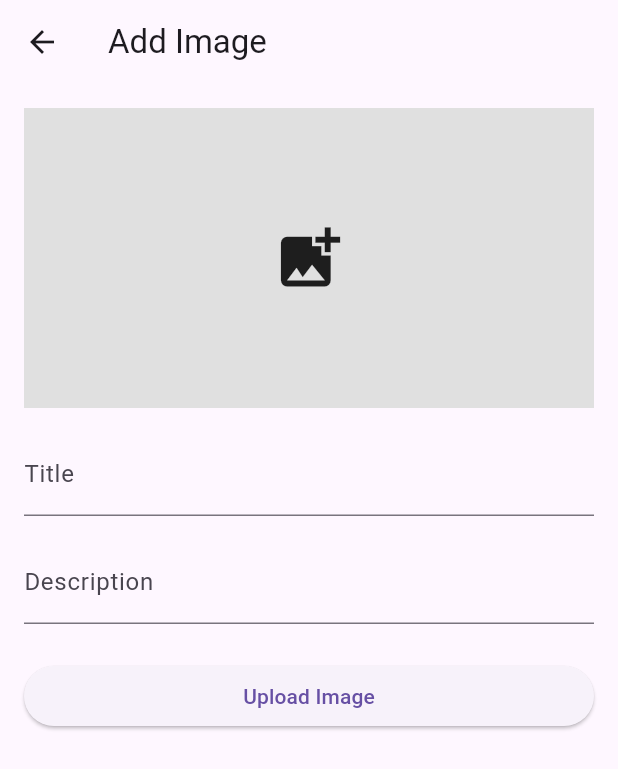
After one commit to MikoMirror/Online_Gallery, a Flutter app: the AddImageScreen screen opened directly, after a tap on "Upload Image", on a phone screen of 412 x 824 dp. The commit adds this screen. Shown: the top 769 px of the screen. Run offline on Flutter 3.47's test engine with Material 3 defaults, Android fonts, the phone set to English and light mode, and no system bars; our stand-ins replace cloud_firestore, equatable, firebase_auth, firebase_core, firebase_storage, flutter_bloc and 1 more; accounts and stored records are empty; generated files the repository leaves out were written again.

Commit message:
Added function to add images to Firebase storage and added users nicknames

```diff
--- a/lib/blocs/auth_event.dart
+++ b/lib/blocs/auth_event.dart
@@ -20,11 +20,12 @@ class SignInRequested extends AuthEvent {
 class SignUpRequested extends AuthEvent {
   final String email;
   final String password;
+  final String nickname;
 
-  const SignUpRequested(this.email, this.password);
+  const SignUpRequested(this.email, this.password, this.nickname);
 
   @override
-  List<Object> get props => [email, password];
+  List<Object> get props => [email, password, nickname];
 }
 
 class SignOutRequested extends AuthEvent {}
--- a/lib/blocs/auth_state.dart
+++ b/lib/blocs/auth_state.dart
@@ -1,4 +1,5 @@
 import 'package:equatable/equatable.dart';
+import '../models/user.dart' as app_models;
 
 abstract class AuthState extends Equatable {
   const AuthState();
@@ -11,7 +12,14 @@ class AuthInitial extends AuthState {}
 
 class AuthLoading extends AuthState {}
 
-class Authenticated extends AuthState {}
+class Authenticated extends AuthState {
+  final app_models.AppUser user;
+
+  const Authenticated(this.user);
+
+  @override
+  List<Object> get props => [user];
+}
 
 class Unauthenticated extends AuthState {}
 
--- /dev/null
+++ b/lib/models/user.dart
@@ -0,0 +1,7 @@
+class AppUser {
+  final String uid;
+  final String email;
+  final String? nickname;
+
+  AppUser({required this.uid, required this.email, this.nickname});
+}
--- /dev/null
+++ b/lib/screens/add_image_screen.dart
@@ -0,0 +1,130 @@
+import 'package:flutter/material.dart';
+import 'package:image_picker/image_picker.dart';
+import 'dart:io';
+import 'package:firebase_storage/firebase_storage.dart';
+import 'package:cloud_firestore/cloud_firestore.dart';
+import 'package:firebase_auth/firebase_auth.dart';
+
+class AddImageScreen extends StatefulWidget {
+  const AddImageScreen({Key? key}) : super(key: key);
+
+  @override
+  _AddImageScreenState createState() => _AddImageScreenState();
+}
+
+class _AddImageScreenState extends State<AddImageScreen> {
+  File? _image;
+  final picker = ImagePicker();
+  final _titleController = TextEditingController();
+  final _descriptionController = TextEditingController();
+
+  Future<void> _pickImage() async {
+    final pickedFile = await picker.pickImage(source: ImageSource.gallery);
+
+    if (pickedFile != null) {
+      setState(() {
+        _image = File(pickedFile.path);
+      });
+    }
+  }
+
+  Future<void> uploadImage() async {
+    if (_image == null) return;
+
+    final user = FirebaseAuth.instance.currentUser;
+    if (user == null) return;
+
+    try {
+      // Upload image to Firebase Storage
+      final ref = FirebaseStorage.instance
+          .ref()
+          .child('user_images')
+          .child('${user.uid}_${DateTime.now().toString()}.jpg');
+      await ref.putFile(_image!);
+      final url = await ref.getDownloadURL();
+
+      // Save image info to Firestore
+      await FirebaseFirestore.instance.collection('images').add({
+        'userId': user.uid,
+        'imageUrl': url,
+        'title': _titleController.text,
+        'description': _descriptionController.text,
+        'timestamp': FieldValue.serverTimestamp(),
+      });
+
+      // Clear form and show success message
+      _titleController.clear();
+      _descriptionController.clear();
+      setState(() {
+        _image = null;
+      });
+      ScaffoldMessenger.of(context).showSnackBar(
+        SnackBar(content: Text('Image uploaded successfully')),
+      );
+    } catch (e) {
+      print(e);
+      ScaffoldMessenger.of(context).showSnackBar(
+        SnackBar(content: Text('Failed to upload image')),
+      );
+    }
+  }
+
+  @override
+  Widget build(BuildContext context) {
+    return Scaffold(
+      appBar: AppBar(
+        title: Text('Add Image'),
+      ),
+      body: SingleChildScrollView(
+        padding: EdgeInsets.all(16.0),
+        child: Form(
+          child: Column(
+            crossAxisAlignment: CrossAxisAlignment.stretch,
+            children: [
+              GestureDetector(
+                onTap: _pickImage,
+                child: Container(
+                  height: 200,
+                  color: Colors.grey[300],
+                  child: _image == null
+                      ? Icon(Icons.add_photo_alternate, size: 50)
+                      : Center(
+                          child: ClipRRect(
+                            borderRadius: BorderRadius.circular(8),
+                            child: Image.file(
+                              _image!,
+                              fit: BoxFit.contain,
+                            ),
+                          ),
+                        ),
+                ),
+              ),
+              SizedBox(height: 16),
+              TextFormField(
+                controller: _titleController,
+                decoration: InputDecoration(labelText: 'Title'),
+              ),
+              SizedBox(height: 16),
+              TextFormField(
+                controller: _descriptionController,
+                decoration: InputDecoration(labelText: 'Description'),
+              ),
+              SizedBox(height: 24),
+              ElevatedButton(
+                onPressed: uploadImage,
+                child: Text('Upload Image'),
+              ),
+            ],
+          ),
+        ),
+      ),
+    );
+  }
+
+  @override
+  void dispose() {
+    _titleController.dispose();
+    _descriptionController.dispose();
+    super.dispose();
+  }
+}
--- a/lib/widgets/custom_button.dart
+++ b/lib/widgets/custom_button.dart
@@ -2,12 +2,12 @@ import 'package:flutter/material.dart';
 
 class CustomButton extends StatelessWidget {
   final String text;
-  final VoidCallback onPressed;
+  final VoidCallback? onPressed;
 
   const CustomButton({
     Key? key,
     required this.text,
-    required this.onPressed,
+    this.onPressed,
   }) : super(key: key);
 
   @override
--- a/lib/widgets/custom_text_field.dart
+++ b/lib/widgets/custom_text_field.dart
@@ -4,12 +4,16 @@ class CustomTextField extends StatelessWidget {
   final String hintText;
   final bool obscureText;
   final TextEditingController controller;
+  final String? errorText;
+  final Function(String)? onChanged;
 
   const CustomTextField({
     Key? key,
     required this.hintText,
     this.obscureText = false,
     required this.controller,
+    this.errorText,
+    this.onChanged,
   }) : super(key: key);
 
   @override
@@ -17,8 +21,10 @@ class CustomTextField extends StatelessWidget {
     return TextField(
       controller: controller,
       obscureText: obscureText,
+      onChanged: onChanged,
       decoration: InputDecoration(
         hintText: hintText,
+        errorText: errorText,
         border: OutlineInputBorder(
           borderRadius: BorderRadius.circular(10),
         ),
--- a/pubspec.yaml
+++ b/pubspec.yaml
@@ -16,6 +16,9 @@ dependencies:
   firebase_auth: ^5.1.4
   flutter_bloc: ^8.1.6
   equatable: ^2.0.5
+  image_picker: ^1.1.2
+  cloud_firestore: ^5.2.1
+  firebase_storage: ^12.1.3
 
 dev_dependencies:
   flutter_test:
```
Also changed, not shown: lib/blocs/auth_bloc.dart (+31 -4 lines), lib/screens/login_screen.dart (+6 -2 lines), lib/screens/main_screen.dart (added, +236 -0 lines), lib/screens/register_screen.dart (+69 -5 lines), lib/widgets/custom_search_bar.dart (added, +35 -0 lines), lib/main.dart (line endings or trailing spaces), pubspec.lock, 5 other files.
